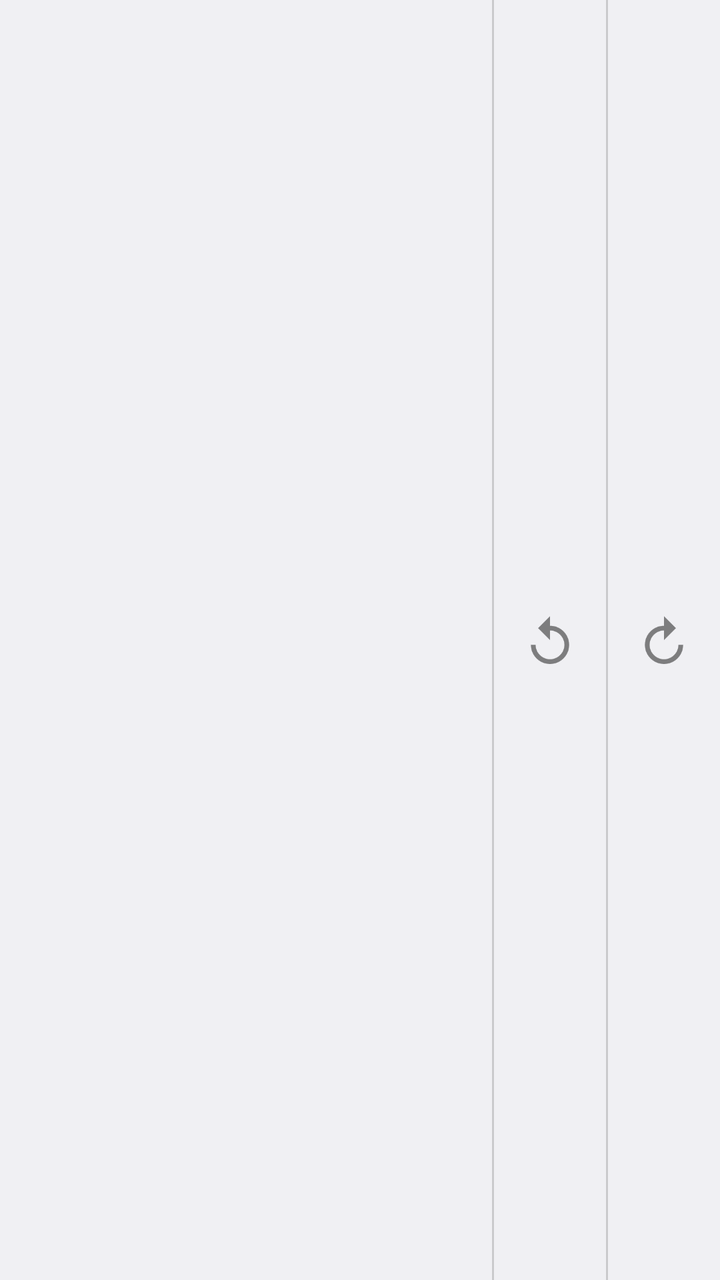
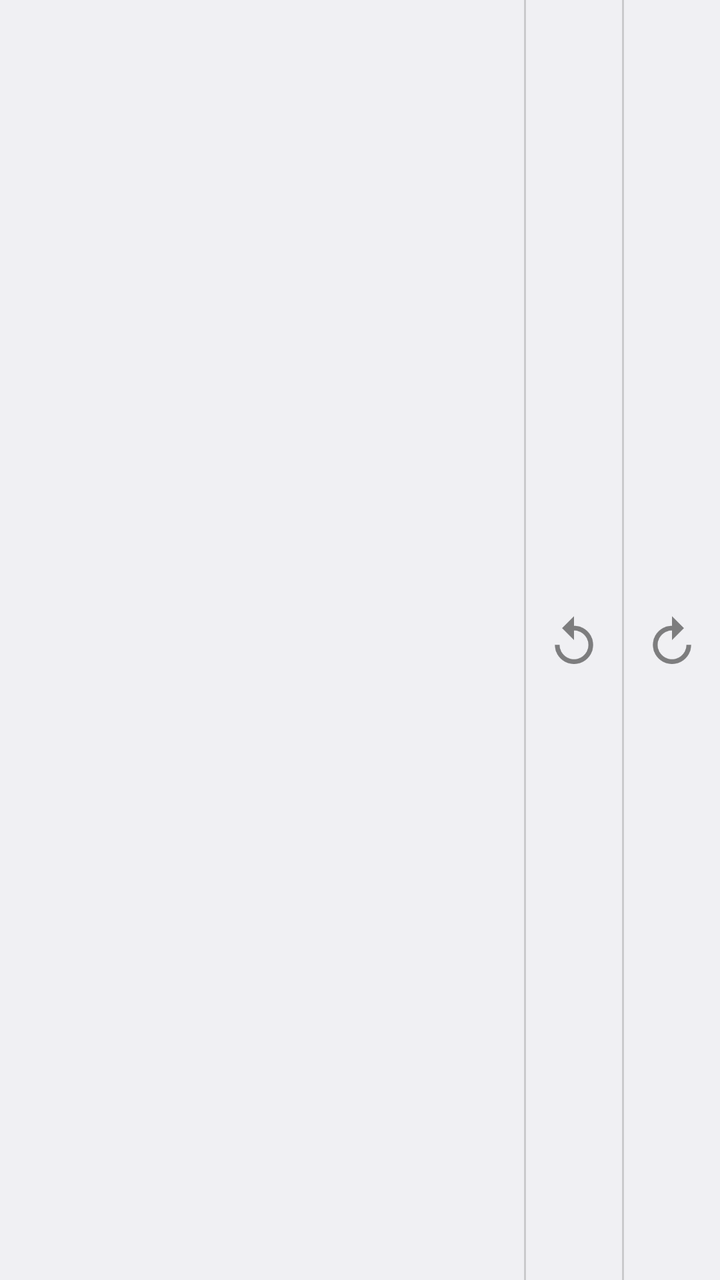

An Android layout rendered at two revisions. The XML below is the earlier revision; the diff shows what the commit changed to produce the second picture.
<!-- AndroidManifest.xml: application theme Theme -->
<!-- res/layout/notification.xml -->
<?xml version="1.0" encoding="utf-8"?>
<LinearLayout xmlns:android="http://schemas.android.com/apk/res/android"
              android:layout_width="match_parent"
              android:layout_height="64dp"
              android:orientation="horizontal"
              android:baselineAligned="false"
              android:theme="@style/Theme">
    

    <FrameLayout
        android:id="@+id/notification_main_column"
        android:layout_width="match_parent"
        android:layout_height="match_parent"
        android:layout_weight="1"
    />

    <LinearLayout
        android:layout_width="wrap_content"
        android:layout_height="match_parent"
        android:layout_weight="0"
        android:orientation="horizontal">

        <ImageView
            android:layout_width="1dp"
            android:layout_height="match_parent"
            android:background="#29000000" />

        <ImageButton
            style="@android:style/Widget.DeviceDefault.Button.Borderless.Small"
            android:id="@+id/rotate_left_button"
            android:scaleType="center"
            android:layout_width="wrap_content"
            android:layout_height="match_parent"
            android:src="@drawable/ic_action_ic_rotate_left"/>

        <ImageView
            android:layout_width="1dp"
            android:layout_height="match_parent"
            android:background="#29000000" />

        <ImageButton
            style="@android:style/Widget.DeviceDefault.Button.Borderless.Small"
            android:id="@+id/rotate_right_button"
            android:scaleType="center"
            android:layout_width="wrap_content"
            android:layout_height="match_parent"
            android:src="@drawable/ic_action_ic_rotate_right"/>

    </LinearLayout>

</LinearLayout>
<!-- resources referenced by this layout -->
<resources>
  <!-- drawable ic_action_ic_rotate_left: png bitmap (drawable-hdpi, 1247 bytes) -->
  <!-- drawable ic_action_ic_rotate_right: png bitmap (drawable-hdpi, 1260 bytes) -->
  <style name="Theme" parent="@android:style/Theme.DeviceDefault.Light.DarkActionBar">
  		<item name="android:actionBarStyle">@style/Theme.ActionBar</item>
  	</style>
  <style name="Theme.ActionBar" parent="android:Widget.DeviceDefault.Light.ActionBar.Solid">
  		<item name="android:titleTextStyle">@style/Theme.ActionBar.TitleTextStyle</item>
  		<item name="android:background">@color/primary_500</item>
  	</style>
  <style name="Theme.ActionBar.TitleTextStyle" parent="android:TextAppearance.DeviceDefault.Widget.ActionBar.Title">
  		<item name="android:textColor">@android:color/white</item>
  	</style>
  <color name="primary_500">#795548</color>
</resources>

<!-- the commit's change to res/layout/notification.xml (unified diff, before → after) -->
@@ -31,7 +31,8 @@
             android:scaleType="center"
             android:layout_width="wrap_content"
             android:layout_height="match_parent"
-            android:src="@drawable/ic_action_ic_rotate_left"/>
+            android:src="@drawable/ic_action_ic_rotate_left"
+            android:padding="0dp"/>
 
         <ImageView
             android:layout_width="1dp"
@@ -44,7 +45,8 @@
             android:scaleType="center"
             android:layout_width="wrap_content"
             android:layout_height="match_parent"
-            android:src="@drawable/ic_action_ic_rotate_right"/>
+            android:src="@drawable/ic_action_ic_rotate_right"
+            android:padding="0dp"/>
 
     </LinearLayout>
 
